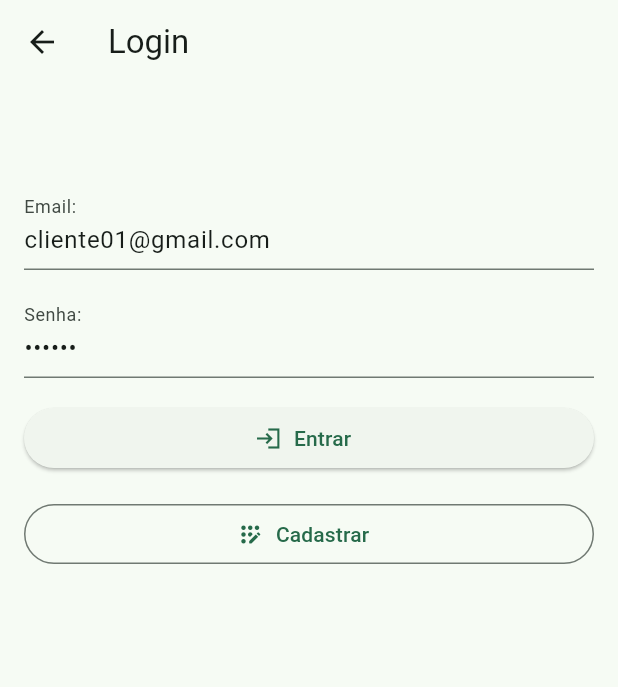
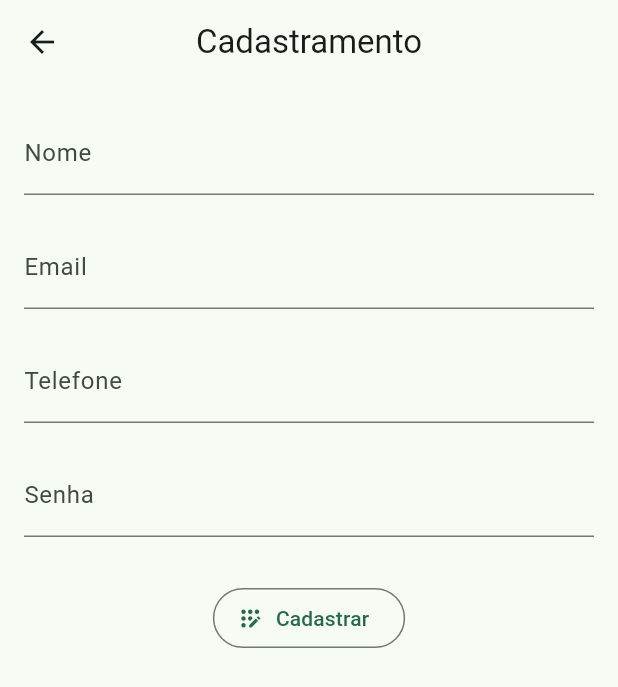
Before and after one commit to MatheusToledo99/app_hortifruti, a Flutter app: the LoginPage screen opened by its route, after a tap on "Cadastrar", on a phone screen of 412 x 824 dp. Shown: the top 687 px of the screen. Run offline on Flutter 3.47's test engine with Material 2 defaults, Android fonts, the light colour scheme and no system bars; our stand-ins replace email_validator, get, get_storage; accounts and stored records are empty; network calls fail.

Commit message:
registration by user

```diff
--- a/lib/app/core/utils/util_services.dart
+++ b/lib/app/core/utils/util_services.dart
@@ -3,7 +3,8 @@ import 'package:get/get.dart';
 
 class UtilServices {
   messageSnackBar({required String message, bool isError = false}) {
-    return SnackBar(
+    return ScaffoldMessenger.of(Get.overlayContext!).showSnackBar(
+      SnackBar(
         content: Text(
           textAlign: TextAlign.center,
           message,
@@ -15,6 +16,7 @@ class UtilServices {
         ),
         backgroundColor: isError ? Colors.red : Colors.green,
         elevation: 5,
+      ),
     );
   }
 
--- a/lib/app/modules/login/page.dart
+++ b/lib/app/modules/login/page.dart
@@ -1,4 +1,5 @@
 import 'package:app_hortifruti/app/modules/login/controller.dart';
+import 'package:app_hortifruti/app/routes/routes.dart';
 import 'package:flutter/material.dart';
 import 'package:get/get.dart';
 import 'package:email_validator/email_validator.dart';
@@ -55,7 +56,7 @@ class LoginPage extends GetView<LoginController> {
               Padding(
                 padding: const EdgeInsets.symmetric(vertical: 8.0),
                 child: OutlinedButton.icon(
-                  onPressed: () {},
+                  onPressed: () => Get.toNamed(Routes.registration),
                   icon: const Icon(Icons.app_registration_rounded),
                   label: const Text('Cadastrar'),
                 ),
--- /dev/null
+++ b/lib/app/modules/registration/binding.dart
@@ -0,0 +1,12 @@
+import 'package:app_hortifruti/app/data/provider/api.dart';
+import 'package:app_hortifruti/app/modules/registration/controller.dart';
+import 'package:app_hortifruti/app/modules/registration/repository.dart';
+import 'package:get/get.dart';
+
+class RegistrationBinding implements Bindings {
+  @override
+  void dependencies() {
+    Get.lazyPut<RegistrationController>(
+        () => RegistrationController(RegistrationRepository(Get.find<Api>())));
+  }
+}
--- /dev/null
+++ b/lib/app/modules/registration/controller.dart
@@ -0,0 +1,34 @@
+import 'package:app_hortifruti/app/core/utils/util_services.dart';
+import 'package:app_hortifruti/app/data/model/user.dart';
+import 'package:app_hortifruti/app/modules/registration/repository.dart';
+import 'package:flutter/material.dart';
+import 'package:get/get.dart';
+
+class RegistrationController extends GetxController {
+  final RegistrationRepository _repository;
+  RegistrationController(this._repository);
+
+  final nameController = TextEditingController();
+  final emailController = TextEditingController();
+  final phoneController = TextEditingController();
+  final passwordController = TextEditingController();
+  final formKey = GlobalKey<FormState>();
+
+  void submitUser() {
+    if (!formKey.currentState!.validate()) {
+      return;
+    }
+
+    UserModel newUser = UserModel(
+      name: nameController.text,
+      email: emailController.text,
+      phone: phoneController.text,
+      password: passwordController.text,
+    );
+
+    _repository.postUser(newUser).then((value) {
+      UtilServices().messageSnackBar(message: 'Cadastro realizado com sucesso');
+      Get.back();
+    });
+  }
+}
--- /dev/null
+++ b/lib/app/modules/registration/page.dart
@@ -0,0 +1,82 @@
+import 'package:app_hortifruti/app/modules/registration/controller.dart';
+import 'package:flutter/material.dart';
+import 'package:get/get.dart';
+import 'package:email_validator/email_validator.dart';
+
+class RegistrationPage extends GetView<RegistrationController> {
+  const RegistrationPage({super.key});
+
+  @override
+  Widget build(BuildContext context) {
+    return Scaffold(
+      appBar: AppBar(title: const Text('Cadastramento'), centerTitle: true),
+      body: SingleChildScrollView(
+        child: Form(
+          key: controller.formKey,
+          child: Padding(
+            padding: const EdgeInsets.symmetric(horizontal: 16, vertical: 8),
+            child: Column(
+              children: [
+                Padding(
+                  padding: const EdgeInsets.symmetric(vertical: 10.0),
+                  child: TextFormField(
+                    decoration: const InputDecoration(label: Text('Nome')),
+                    controller: controller.nameController,
+                    validator: (nome) {
+                      if (nome != null && nome.isEmpty) {
+                        return 'Digite seu nome';
+                      }
+                      return null;
+                    },
+                  ),
+                ),
+                Padding(
+                  padding: const EdgeInsets.symmetric(vertical: 10.0),
+                  child: TextFormField(
+                    decoration: const InputDecoration(label: Text('Email')),
+                    controller: controller.emailController,
+                    validator: (email) {
+                      if (email != null && !EmailValidator.validate(email)) {
+                        return 'Digite um email válido';
+                      }
+                      return null;
+                    },
+                  ),
+                ),
+                Padding(
+                  padding: const EdgeInsets.symmetric(vertical: 10.0),
+                  child: TextFormField(
+                    decoration: const InputDecoration(label: Text('Telefone')),
+                    controller: controller.phoneController,
+                    keyboardType: TextInputType.phone,
+                  ),
+                ),
+                Padding(
+                  padding: const EdgeInsets.symmetric(vertical: 10.0),
+                  child: TextFormField(
+                    decoration: const InputDecoration(label: Text('Senha')),
+                    controller: controller.passwordController,
+                    validator: (password) {
+                      if (password != null && password.isEmpty) {
+                        return 'Digite uma senha válida';
+                      }
+                      return null;
+                    },
+                  ),
+                ),
+                Padding(
+                  padding: const EdgeInsets.symmetric(vertical: 20),
+                  child: OutlinedButton.icon(
+                    onPressed: controller.submitUser,
+                    icon: const Icon(Icons.app_registration_rounded),
+                    label: const Text('Cadastrar'),
+                  ),
+                ),
+              ],
+            ),
+          ),
+        ),
+      ),
+    );
+  }
+}
--- /dev/null
+++ b/lib/app/modules/registration/repository.dart
@@ -0,0 +1,12 @@
+import 'package:app_hortifruti/app/data/model/user.dart';
+import 'package:app_hortifruti/app/data/provider/api.dart';
+
+class RegistrationRepository {
+  final Api _api;
+
+  RegistrationRepository(this._api);
+
+  Future<void> postUser(UserModel data) {
+    return _api.postUser(data);
+  }
+}
--- a/lib/app/routes/routes.dart
+++ b/lib/app/routes/routes.dart
@@ -9,4 +9,5 @@ abstract class Routes {
   static const address = '/address';
   static const profileAddresses = '/profile-addresses';
   static const orderDetail = '/order-detail/:id';
+  static const registration = '/registration';
 }
```
Also changed, not shown: lib/app/data/provider/api.dart (+10 -5 lines), lib/app/routes/pages.dart (+7 -0 lines). Lines whose indentation alone changed are shown as unchanged.
